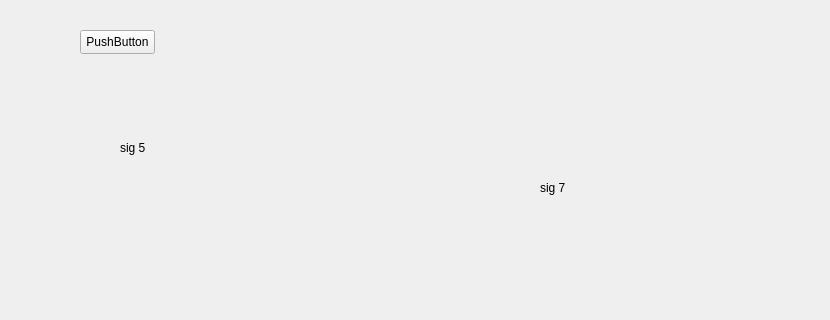
This is ui/gui.ui in Elfix3/TCO as Qt 5 draws it before an edit; both pictures show x 610 to 1440 and y 0 to 320 of the 1440 by 810 pixel window. The edited form follows.
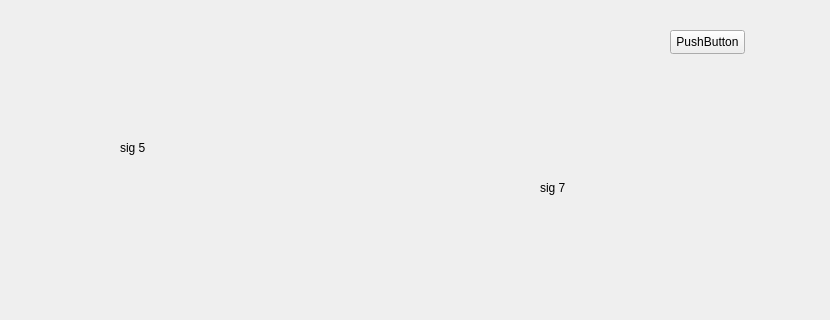
This is the edited form. Icons and pictures are not drawn.

```diff
--- a/ui/gui.ui
+++ b/ui/gui.ui
@@ -47,7 +47,7 @@
    <widget class="QPushButton" name="Bouton">
     <property name="geometry">
      <rect>
-      <x>690</x>
+      <x>1280</x>
       <y>30</y>
       <width>75</width>
       <height>24</height>
```
